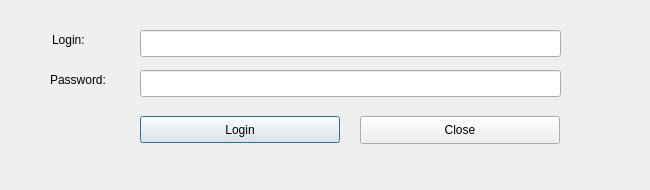
The window that dlg_LoginQfield.ui (LESPROJEKT/qgis-layman-plugin) describes before a commit, drawn with Qt 5.
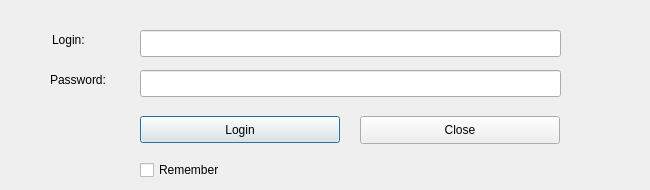
The same window after the commit.

Commit message: permission bug, remember qfield login

Diff of the .ui file:
```diff
--- a/dlg_LoginQfield.ui
+++ b/dlg_LoginQfield.ui
@@ -147,6 +147,19 @@
     <string>Password:</string>
    </property>
   </widget>
+  <widget class="QCheckBox" name="checkBox_remember">
+   <property name="geometry">
+    <rect>
+     <x>140</x>
+     <y>160</y>
+     <width>91</width>
+     <height>20</height>
+    </rect>
+   </property>
+   <property name="text">
+    <string>Remember</string>
+   </property>
+  </widget>
  </widget>
  <resources/>
  <connections/>
```
The commit also changes 2 other files.
